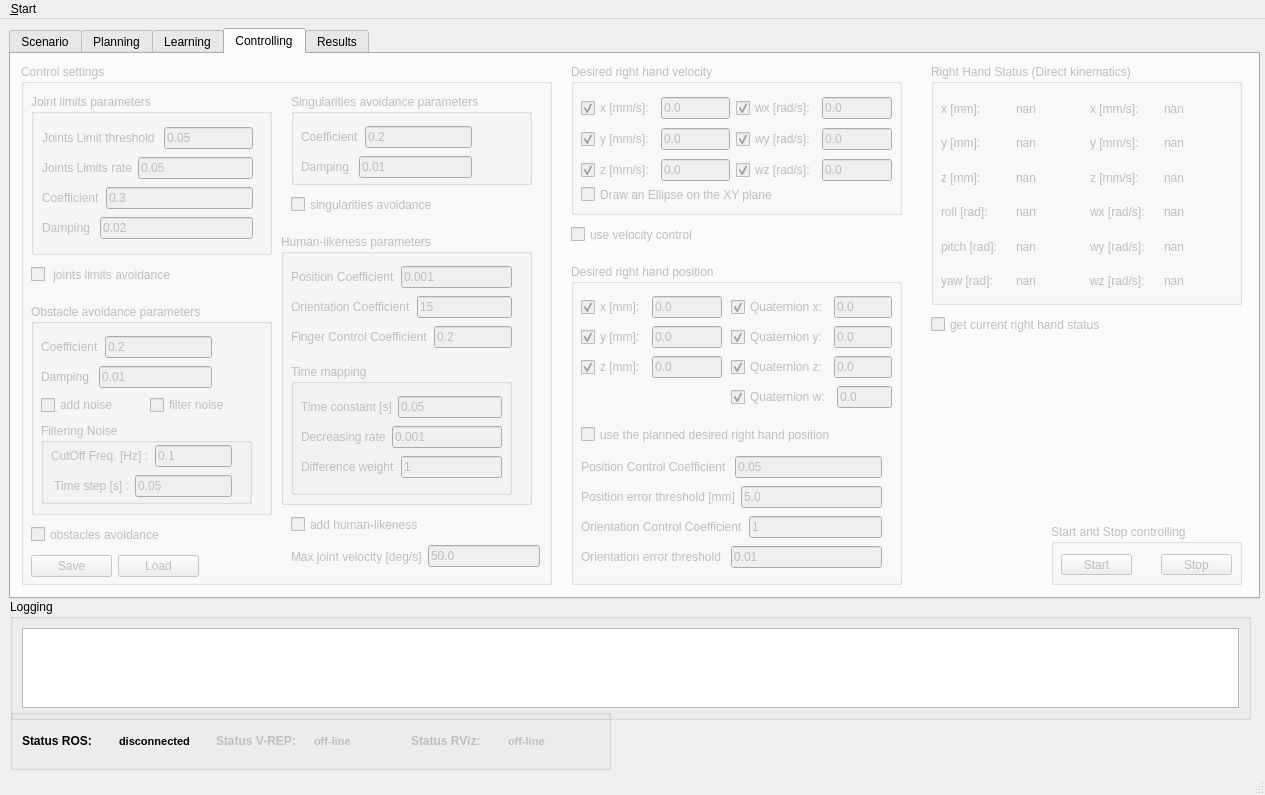
Qt form ui/main_window.ui (zohannn/motion_manager) before a commit.
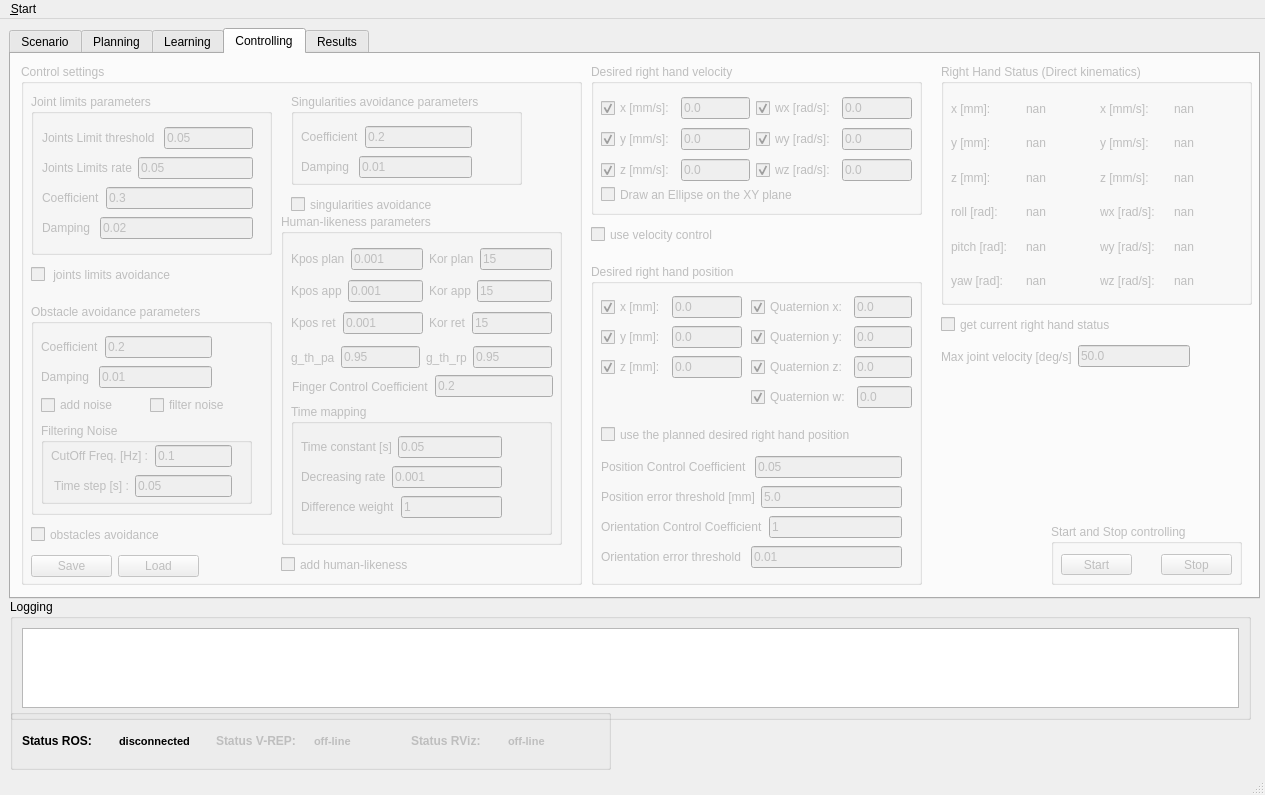
The same form after that commit. The open tabs and pages were chosen to show the change. Icons and pictures are not drawn. Custom widgets are drawn as their Qt base class.

Commit message: second order control algorithm started

Patch:
```diff
--- a/ui/main_window.ui
+++ b/ui/main_window.ui
@@ -1744,7 +1744,7 @@
       </property>
       <property name="geometry">
        <rect>
-        <x>560</x>
+        <x>580</x>
         <y>10</y>
         <width>331</width>
         <height>151</height>
@@ -1916,7 +1916,7 @@
      <widget class="QGroupBox" name="groupBox_des_right_hand_pos">
       <property name="geometry">
        <rect>
-        <x>560</x>
+        <x>580</x>
         <y>210</y>
         <width>331</width>
         <height>321</height>
@@ -2197,7 +2197,7 @@
      <widget class="QCheckBox" name="checkBox_right_hand_status">
       <property name="geometry">
        <rect>
-        <x>920</x>
+        <x>930</x>
         <y>260</y>
         <width>211</width>
         <height>21</height>
@@ -2210,7 +2210,7 @@
      <widget class="QCheckBox" name="checkBox_use_vel_control">
       <property name="geometry">
        <rect>
-        <x>560</x>
+        <x>580</x>
         <y>170</y>
         <width>181</width>
         <height>21</height>
@@ -2226,7 +2226,7 @@
       </property>
       <property name="geometry">
        <rect>
-        <x>920</x>
+        <x>930</x>
         <y>10</y>
         <width>311</width>
         <height>241</height>
@@ -2516,7 +2516,7 @@
        <rect>
         <x>10</x>
         <y>10</y>
-        <width>531</width>
+        <width>561</width>
         <height>521</height>
        </rect>
       </property>
@@ -2535,8 +2535,8 @@
       <widget class="QCheckBox" name="checkBox_hl_add">
        <property name="geometry">
         <rect>
-         <x>270</x>
-         <y>450</y>
+         <x>260</x>
+         <y>490</y>
          <width>171</width>
          <height>21</height>
         </rect>
@@ -2689,7 +2689,7 @@
         <rect>
          <x>270</x>
          <y>30</y>
-         <width>241</width>
+         <width>231</width>
          <height>91</height>
         </rect>
        </property>
@@ -2922,39 +2922,13 @@
         </item>
        </layout>
       </widget>
-      <widget class="QWidget" name="layoutWidget">
-       <property name="geometry">
-        <rect>
-         <x>270</x>
-         <y>480</y>
-         <width>249</width>
-         <height>25</height>
-        </rect>
-       </property>
-       <layout class="QHBoxLayout" name="horizontalLayout_301">
-        <item>
-         <widget class="QLabel" name="label_vel_max">
-          <property name="text">
-           <string>Max joint velocity [deg/s]</string>
-          </property>
-         </widget>
-        </item>
-        <item>
-         <widget class="QLineEdit" name="lineEdit_vel_max">
-          <property name="text">
-           <string>50.0</string>
-          </property>
-         </widget>
-        </item>
-       </layout>
-      </widget>
       <widget class="QGroupBox" name="groupBox_hl_add_params">
        <property name="geometry">
         <rect>
          <x>260</x>
-         <y>170</y>
-         <width>251</width>
-         <height>271</height>
+         <y>150</y>
+         <width>281</width>
+         <height>331</height>
         </rect>
        </property>
        <property name="title">
@@ -2964,8 +2938,8 @@
         <property name="geometry">
          <rect>
           <x>10</x>
-          <y>130</y>
-          <width>221</width>
+          <y>190</y>
+          <width>261</width>
           <height>131</height>
          </rect>
         </property>
@@ -3039,65 +3013,205 @@
          </layout>
         </widget>
        </widget>
+       <widget class="QWidget" name="">
+        <property name="geometry">
+         <rect>
+          <x>11</x>
+          <y>160</y>
+          <width>261</width>
+          <height>25</height>
+         </rect>
+        </property>
+        <layout class="QHBoxLayout" name="horizontalLayout_577">
+         <item>
+          <widget class="QLabel" name="label_fing_coeff">
+           <property name="text">
+            <string>Finger Control Coefficient</string>
+           </property>
+          </widget>
+         </item>
+         <item>
+          <widget class="QLineEdit" name="lineEdit_fing_coeff">
+           <property name="text">
+            <string>0.2</string>
+           </property>
+          </widget>
+         </item>
+        </layout>
+       </widget>
        <widget class="QWidget" name="">
         <property name="geometry">
          <rect>
           <x>10</x>
           <y>30</y>
-          <width>221</width>
-          <height>89</height>
+          <width>261</width>
+          <height>95</height>
          </rect>
         </property>
         <layout class="QVBoxLayout" name="verticalLayout_104">
          <item>
-          <layout class="QHBoxLayout" name="horizontalLayout_565">
+          <layout class="QHBoxLayout" name="horizontalLayout_578">
            <item>
-            <widget class="QLabel" name="label_hl_pos_coeff">
-             <property name="text">
-              <string>Position Coefficient</string>
-             </property>
-            </widget>
+            <layout class="QHBoxLayout" name="horizontalLayout_565">
+             <item>
+              <widget class="QLabel" name="label_hl_pos_coeff_plan">
+               <property name="text">
+                <string>Kpos plan</string>
+               </property>
+              </widget>
+             </item>
+             <item>
+              <widget class="QLineEdit" name="lineEdit_hl_pos_coeff_plan">
+               <property name="text">
+                <string>0.001</string>
+               </property>
+              </widget>
+             </item>
+            </layout>
            </item>
            <item>
-            <widget class="QLineEdit" name="lineEdit_hl_pos_coeff">
-             <property name="text">
-              <string>0.001</string>
-             </property>
-            </widget>
+            <layout class="QHBoxLayout" name="horizontalLayout_566">
+             <item>
+              <widget class="QLabel" name="label_hl_or_coeff_plan">
+               <property name="text">
+                <string>Kor plan</string>
+               </property>
+              </widget>
+             </item>
+             <item>
+              <widget class="QLineEdit" name="lineEdit_hl_or_coeff_plan">
+               <property name="text">
+                <string>15</string>
+               </property>
+              </widget>
+             </item>
+            </layout>
            </item>
           </layout>
          </item>
          <item>
-          <layout class="QHBoxLayout" name="horizontalLayout_566">
+          <layout class="QHBoxLayout" name="horizontalLayout_581">
            <item>
-            <widget class="QLabel" name="label_hl_or_coeff">
+            <layout class="QHBoxLayout" name="horizontalLayout_579">
+             <item>
+              <widget class="QLabel" name="label_hl_pos_coeff_app">
+               <property name="text">
+                <string>Kpos app</string>
+               </property>
+              </widget>
+             </item>
+             <item>
+              <widget class="QLineEdit" name="lineEdit_hl_pos_coeff_app">
+               <property name="text">
+                <string>0.001</string>
+               </property>
+              </widget>
+             </item>
+            </layout>
+           </item>
+           <item>
+            <layout class="QHBoxLayout" name="horizontalLayout_580">
+             <item>
+              <widget class="QLabel" name="label_hl_or_coeff_app">
+               <property name="text">
+                <string>Kor app</string>
+               </property>
+              </widget>
+             </item>
+             <item>
+              <widget class="QLineEdit" name="lineEdit_hl_or_coeff_app">
+               <property name="text">
+                <string>15</string>
+               </property>
+              </widget>
+             </item>
+            </layout>
+           </item>
+          </layout>
+         </item>
+         <item>
+          <layout class="QHBoxLayout" name="horizontalLayout_582">
+           <item>
+            <layout class="QHBoxLayout" name="horizontalLayout_583">
+             <item>
+              <widget class="QLabel" name="label_hl_pos_coeff_ret">
+               <property name="text">
+                <string>Kpos ret</string>
+               </property>
+              </widget>
+             </item>
+             <item>
+              <widget class="QLineEdit" name="lineEdit_hl_pos_coeff_ret">
+               <property name="text">
+                <string>0.001</string>
+               </property>
+              </widget>
+             </item>
+            </layout>
+           </item>
+           <item>
+            <layout class="QHBoxLayout" name="horizontalLayout_584">
+             <item>
+              <widget class="QLabel" name="label_hl_or_coeff_ret">
+               <property name="text">
+                <string>Kor ret</string>
+               </property>
+              </widget>
+             </item>
+             <item>
+              <widget class="QLineEdit" name="lineEdit_hl_or_coeff_ret">
+               <property name="text">
+                <string>15</string>
+               </property>
+              </widget>
+             </item>
+            </layout>
+           </item>
+          </layout>
+         </item>
+        </layout>
+       </widget>
+       <widget class="QWidget" name="">
+        <property name="geometry">
+         <rect>
+          <x>10</x>
+          <y>130</y>
+          <width>261</width>
+          <height>27</height>
+         </rect>
+        </property>
+        <layout class="QHBoxLayout" name="horizontalLayout_587">
+         <item>
+          <layout class="QHBoxLayout" name="horizontalLayout_585">
+           <item>
+            <widget class="QLabel" name="label_g_th_pa">
              <property name="text">
-              <string>Orientation Coefficient</string>
+              <string>g_th_pa</string>
              </property>
             </widget>
            </item>
            <item>
-            <widget class="QLineEdit" name="lineEdit_hl_or_coeff">
+            <widget class="QLineEdit" name="lineEdit_g_th_plan_app">
              <property name="text">
-              <string>15</string>
+              <string>0.95</string>
              </property>
             </widget>
            </item>
           </layout>
          </item>
          <item>
-          <layout class="QHBoxLayout" name="horizontalLayout_577">
+          <layout class="QHBoxLayout" name="horizontalLayout_586">
            <item>
-            <widget class="QLabel" name="label_fing_coeff">
+            <widget class="QLabel" name="label_3">
              <property name="text">
-              <string>Finger Control Coefficient</string>
+              <string>g_th_rp</string>
              </property>
             </widget>
            </item>
            <item>
-            <widget class="QLineEdit" name="lineEdit_fing_coeff">
+            <widget class="QLineEdit" name="lineEdit_g_th_ret_plan">
              <property name="text">
-              <string>0.2</string>
+              <string>0.95</string>
              </property>
             </widget>
            </item>
@@ -3117,6 +3231,32 @@
       <zorder>layoutWidget</zorder>
       <zorder>groupBox_hl_add_params</zorder>
      </widget>
+     <widget class="QWidget" name="layoutWidget">
+      <property name="geometry">
+       <rect>
+        <x>930</x>
+        <y>290</y>
+        <width>249</width>
+        <height>25</height>
+       </rect>
+      </property>
+      <layout class="QHBoxLayout" name="horizontalLayout_301">
+       <item>
+        <widget class="QLabel" name="label_vel_max">
+         <property name="text">
+          <string>Max joint velocity [deg/s]</string>
+         </property>
+        </widget>
+       </item>
+       <item>
+        <widget class="QLineEdit" name="lineEdit_vel_max">
+         <property name="text">
+          <string>50.0</string>
+         </property>
+        </widget>
+       </item>
+      </layout>
+     </widget>
     </widget>
     <widget class="QWidget" name="tab_results">
      <property name="enabled">
```
Left out of the diff: 3 changed lines with no effect on the pictures. The commit also changes 4 other files.
